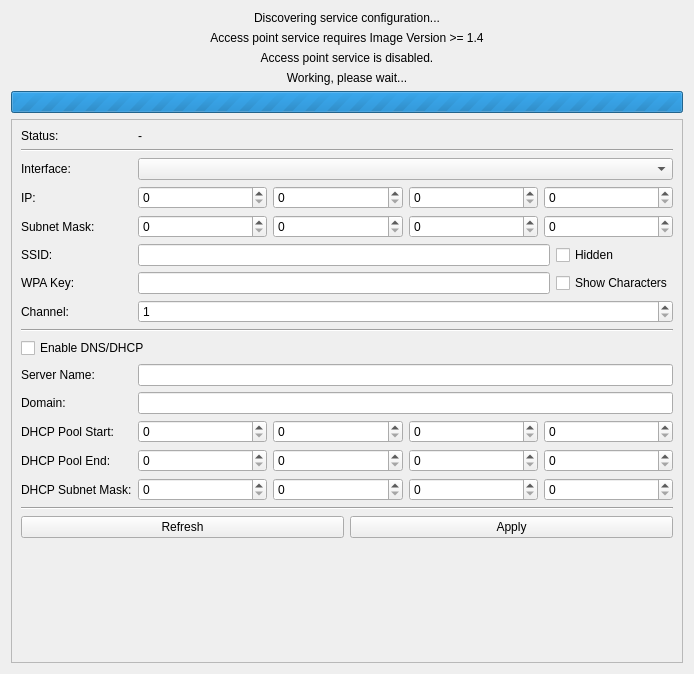
Qt form src/brickv/plugin_system/plugins/red/ui/red_tab_settings_ap.ui (Tinkerforge/brickv) before a commit.
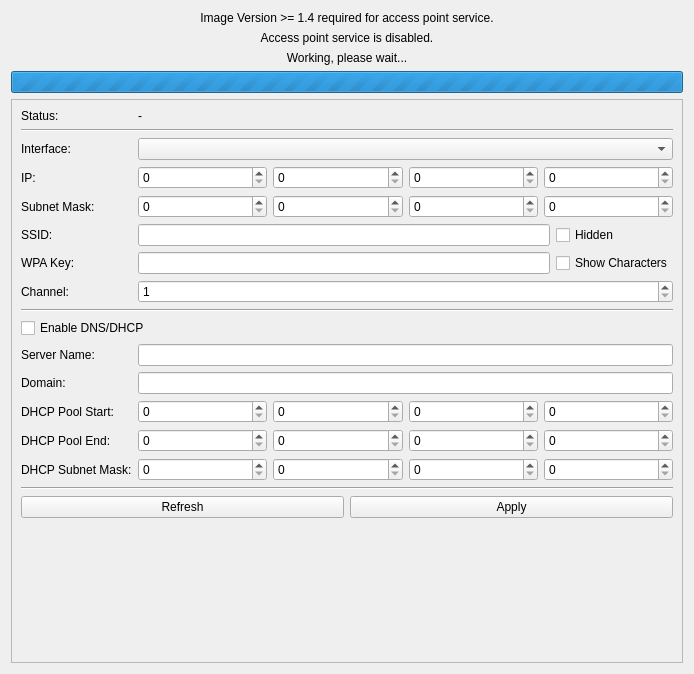
The same form after that commit.

Commit message:
red-brick: Centralize service state discovery
Instead of reading the service state in multiple places just read it
once in the settings tab and cache it.

Also simplify the services tab by removing the refresh button, because
the service configuration cannot change at runtime.

```diff
--- a/src/brickv/plugin_system/plugins/red/ui/red_tab_settings_ap.ui
+++ b/src/brickv/plugin_system/plugins/red/ui/red_tab_settings_ap.ui
@@ -14,7 +14,7 @@
    <string>Form</string>
   </property>
   <layout class="QGridLayout" name="gridLayout">
-   <item row="5" column="0">
+   <item row="4" column="0">
     <widget class="QProgressBar" name="pbar_applying">
      <property name="maximum">
       <number>0</number>
@@ -24,7 +24,7 @@
      </property>
     </widget>
    </item>
-   <item row="8" column="0">
+   <item row="7" column="0">
     <widget class="QScrollArea" name="sarea_ap">
      <property name="widgetResizable">
       <bool>true</bool>
@@ -35,7 +35,7 @@
         <x>0</x>
         <y>0</y>
         <width>674</width>
-        <height>531</height>
+        <height>554</height>
        </rect>
       </property>
       <layout class="QGridLayout" name="gridLayout_3">
@@ -426,7 +426,7 @@
      </widget>
     </widget>
    </item>
-   <item row="4" column="0">
+   <item row="3" column="0">
     <widget class="QLabel" name="label_applying">
      <property name="text">
       <string>Working, please wait...</string>
@@ -436,20 +436,7 @@
      </property>
     </widget>
    </item>
-   <item row="0" column="0">
-    <widget class="QLabel" name="label_ap_discovering">
-     <property name="text">
-      <string>Discovering service configuration...</string>
-     </property>
-     <property name="alignment">
-      <set>Qt::AlignCenter</set>
-     </property>
-     <property name="wordWrap">
-      <bool>true</bool>
-     </property>
-    </widget>
-   </item>
-   <item row="2" column="0">
+   <item row="1" column="0">
     <widget class="QLabel" name="label_ap_disabled">
      <property name="enabled">
       <bool>true</bool>
@@ -465,10 +452,10 @@
      </property>
     </widget>
    </item>
-   <item row="1" column="0">
+   <item row="0" column="0">
     <widget class="QLabel" name="label_ap_unsupported">
      <property name="text">
-      <string>Access point service requires Image Version &gt;= 1.4</string>
+      <string>Image Version &gt;= 1.4 required for access point service.</string>
      </property>
      <property name="alignment">
       <set>Qt::AlignCenter</set>
```
The commit also changes 12 other files.
